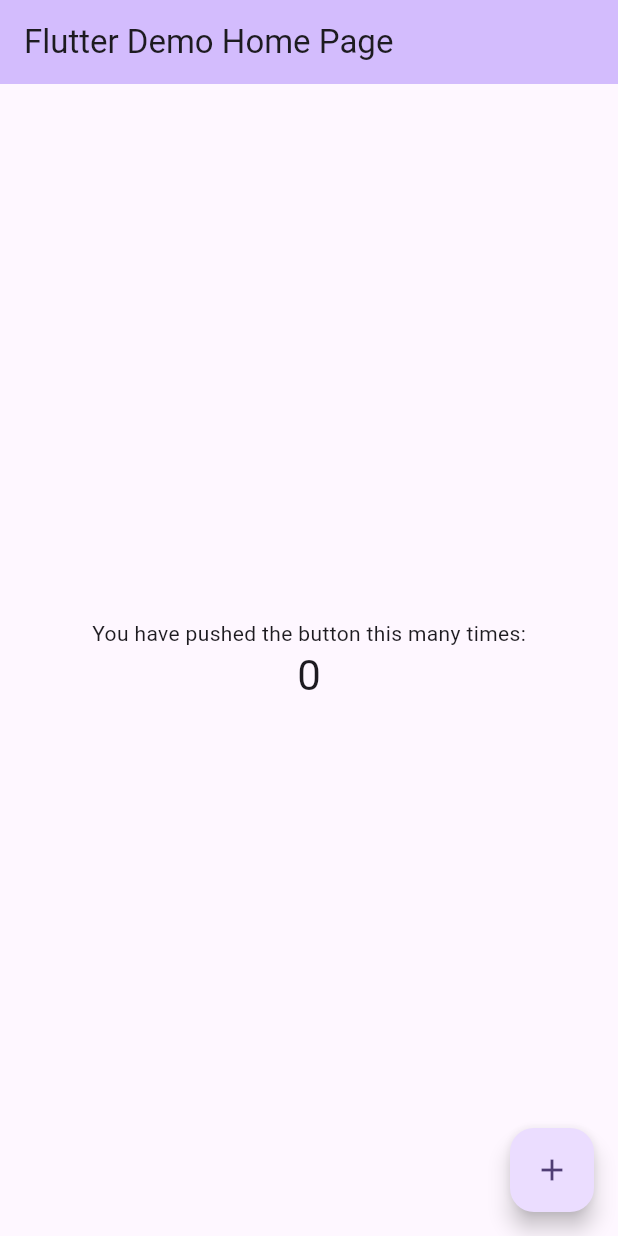
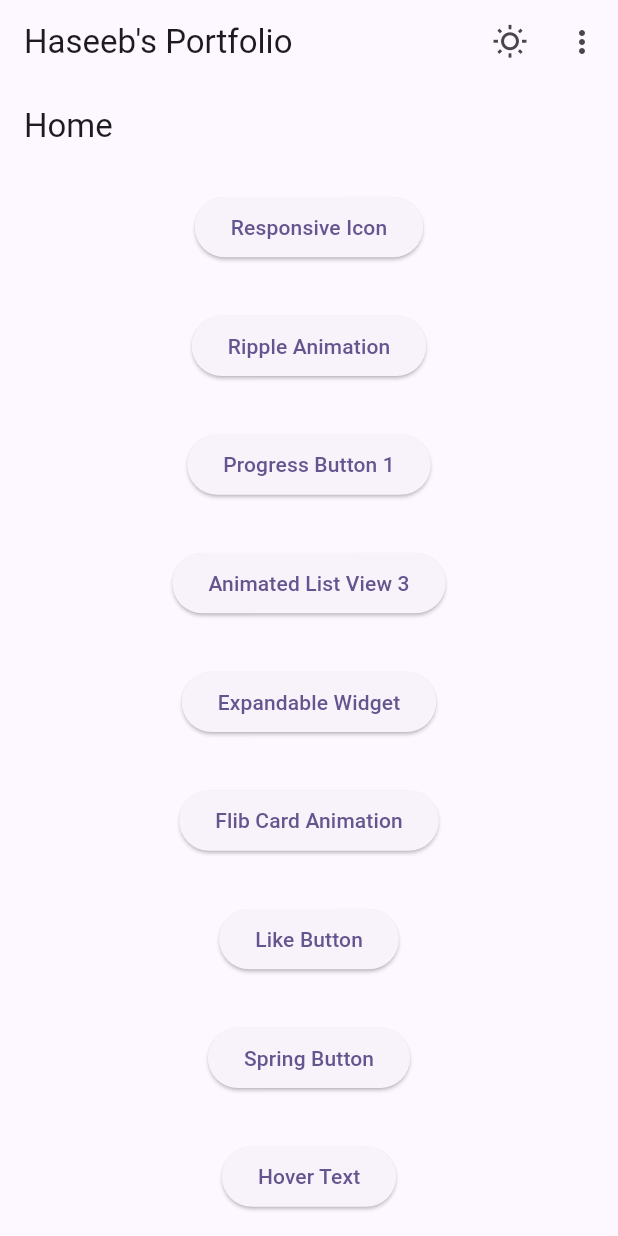
Before and after one commit to HaseebKahn365/material_by_haseeb, a Flutter app: the screen it shows after launch, on a phone screen of 412 x 824 dp. Run offline on Flutter 3.47's test engine with Material 3 defaults, Android fonts, the phone set to English and light mode, and no system bars; Roboto replaces fonts that are missing (Product Sans).

Commit message:
Initial commit

```diff
--- /dev/null
+++ b/lib/home_view.dart
@@ -0,0 +1,103 @@
+import 'package:flutter/material.dart';
+
+/*This project is going to contain most of the beautiful widgets and components from the flutter Animation app and the flutter plugin app.
+Here is the list of the widgets that we are going to cover in this project.
+
+From the flutter animations app:
+Icon Animations : Responsive Icon
+Loop Animation : Ripple Animation
+Button Animation : Progress Button 1
+Animated List view 3
+Other Animations: Expandable widget
+
+from the flutter plugin app:
+Plugins for cards: FlibCard Animation
+Plugins for buttons: Like Button, Spring Button
+
+
+After all this we will implement a custom widget that will use the hover of the mouse to display cool randomizing text with glow of the cursor.
+ */
+
+class HomeBody extends StatelessWidget {
+  const HomeBody({super.key});
+
+  @override
+  Widget build(BuildContext context) {
+    //this is the home view that will contain all the buttons to launch the widgets
+    return Scaffold(
+      appBar: AppBar(
+        title: const Text('Home'),
+      ),
+      body: Center(
+        child: Column(
+          mainAxisAlignment: MainAxisAlignment.spaceAround,
+          children: [
+            //this is the button to launch the responsive icon widget
+            ElevatedButton(
+              onPressed: () {
+                Navigator.pushNamed(context, '/responsive_icon');
+              },
+              child: const Text('Responsive Icon'),
+            ),
+            //this is the button to launch the ripple animation widget
+            ElevatedButton(
+              onPressed: () {
+                Navigator.pushNamed(context, '/ripple_animation');
+              },
+              child: const Text('Ripple Animation'),
+            ),
+            //this is the button to launch the progress button 1 widget
+            ElevatedButton(
+              onPressed: () {
+                Navigator.pushNamed(context, '/progress_button_1');
+              },
+              child: const Text('Progress Button 1'),
+            ),
+            //this is the button to launch the animated list view 3 widget
+            ElevatedButton(
+              onPressed: () {
+                Navigator.pushNamed(context, '/animated_list_view_3');
+              },
+              child: const Text('Animated List View 3'),
+            ),
+            //this is the button to launch the expandable widget
+            ElevatedButton(
+              onPressed: () {
+                Navigator.pushNamed(context, '/expandable_widget');
+              },
+              child: const Text('Expandable Widget'),
+            ),
+            //this is the button to launch the flib card animation widget
+            ElevatedButton(
+              onPressed: () {
+                Navigator.pushNamed(context, '/flib_card_animation');
+              },
+              child: const Text('Flib Card Animation'),
+            ),
+            //this is the button to launch the like button widget
+            ElevatedButton(
+              onPressed: () {
+                Navigator.pushNamed(context, '/like_button');
+              },
+              child: const Text('Like Button'),
+            ),
+            //this is the button to launch the spring button widget
+            ElevatedButton(
+              onPressed: () {
+                Navigator.pushNamed(context, '/spring_button');
+              },
+              child: const Text('Spring Button'),
+            ),
+            //this is the button to launch the hover text widget
+            ElevatedButton(
+              onPressed: () {
+                Navigator.pushNamed(context, '/hover_text');
+              },
+              child: const Text('Hover Text'),
+            ),
+          ],
+        ),
+      ),
+    );
+  }
+}
--- a/lib/main.dart
+++ b/lib/main.dart
@@ -1,125 +1,170 @@
 import 'package:flutter/material.dart';
+import 'package:material_by_haseeb/home_view.dart';
 
+//I am gonna customize this app to be my portfolio
 void main() {
-  runApp(const MyApp());
+  runApp(const Material3Demo());
 }
 
-class MyApp extends StatelessWidget {
-  const MyApp({super.key});
+class Material3Demo extends StatefulWidget {
+  const Material3Demo({super.key});
 
-  // This widget is the root of your application.
   @override
-  Widget build(BuildContext context) {
-    return MaterialApp(
-      title: 'Flutter Demo',
-      theme: ThemeData(
-        // This is the theme of your application.
-        //
-        // TRY THIS: Try running your application with "flutter run". You'll see
-        // the application has a blue toolbar. Then, without quitting the app,
-        // try changing the seedColor in the colorScheme below to Colors.green
-        // and then invoke "hot reload" (save your changes or press the "hot
-        // reload" button in a Flutter-supported IDE, or press "r" if you used
-        // the command line to start the app).
-        //
-        // Notice that the counter didn't reset back to zero; the application
-        // state is not lost during the reload. To reset the state, use hot
-        // restart instead.
-        //
-        // This works for code too, not just values: Most code changes can be
-        // tested with just a hot reload.
-        colorScheme: ColorScheme.fromSeed(seedColor: Colors.deepPurple),
-        useMaterial3: true,
-      ),
-      home: const MyHomePage(title: 'Flutter Demo Home Page'),
-    );
-  }
+  State<Material3Demo> createState() => _Material3DemoState();
 }
 
-class MyHomePage extends StatefulWidget {
-  const MyHomePage({super.key, required this.title});
+const double narrowScreenWidthThreshold = 450;
 
-  // This widget is the home page of your application. It is stateful, meaning
-  // that it has a State object (defined below) that contains fields that affect
-  // how it looks.
+const Color m3BaseColor = Color(0xff6750a4);
+const List<Color> colorOptions = [
+  m3BaseColor,
+  Colors.blue,
+  Colors.teal,
+  Colors.green,
+  Colors.yellow,
+  Colors.orange,
+  Colors.pink,
+  Colors.lime
+];
+const List<String> colorText = <String>[
+  "M3 Baseline",
+  "Blue",
+  "Teal",
+  "Green",
+  "Yellow",
+  "Orange",
+  "Pink",
+  "Lime"
+];
 
-  // This class is the configuration for the state. It holds the values (in this
-  // case the title) provided by the parent (in this case the App widget) and
-  // used by the build method of the State. Fields in a Widget subclass are
-  // always marked "final".
+class _Material3DemoState extends State<Material3Demo> {
+  bool useMaterial3 = true;
+  bool useLightMode = true;
+  int colorSelected = 0;
+  int screenIndex = 0;
 
-  final String title;
+  late ThemeData themeData;
 
   @override
-  State<MyHomePage> createState() => _MyHomePageState();
-}
+  initState() {
+    super.initState();
+    themeData = updateThemes(colorSelected, useMaterial3, useLightMode);
+  }
 
-class _MyHomePageState extends State<MyHomePage> {
-  int _counter = 0;
+  ThemeData updateThemes(int colorIndex, bool useMaterial3, bool useLightMode) {
+    return ThemeData(
+        // make the new Product Sans font the default font
+        fontFamily: 'Product Sans',
+        colorSchemeSeed: colorOptions[colorSelected],
+        useMaterial3: useMaterial3,
+        brightness: useLightMode ? Brightness.light : Brightness.dark);
+  }
 
-  void _incrementCounter() {
+  void handleScreenChanged(int selectedScreen) {
     setState(() {
-      // This call to setState tells the Flutter framework that something has
-      // changed in this State, which causes it to rerun the build method below
-      // so that the display can reflect the updated values. If we changed
-      // _counter without calling setState(), then the build method would not be
-      // called again, and so nothing would appear to happen.
-      _counter++;
+      screenIndex = selectedScreen;
     });
+  }
+
+  void handleBrightnessChange() {
+    setState(() {
+      useLightMode = !useLightMode;
+      themeData = updateThemes(colorSelected, useMaterial3, useLightMode);
+    });
+  }
+
+  void handleMaterialVersionChange() {
+    setState(() {
+      useMaterial3 = !useMaterial3;
+      themeData = updateThemes(colorSelected, useMaterial3, useLightMode);
+    });
+  }
+
+  void handleColorSelect(int value) {
+    setState(() {
+      colorSelected = value;
+      themeData = updateThemes(colorSelected, useMaterial3, useLightMode);
+    });
+  }
+
+  PreferredSizeWidget createAppBar() {
+    return AppBar(
+      //Make the title appear larger if on desktop(use responsive builder) and also bring it to the center
+      title: LayoutBuilder(builder: (context, constraints) {
+        if (constraints.maxWidth < narrowScreenWidthThreshold) {
+          return const Text("Haseeb's Portfolio");
+        } else {
+          return const Text("Haseeb's  Portfolio",
+              style: TextStyle(fontSize: 35, letterSpacing: 1));
+        }
+      }),
+      //center if on desktop
+      centerTitle:
+          (MediaQuery.of(context).size.width > narrowScreenWidthThreshold)
+              ? true
+              : false,
+
+      actions: [
+        IconButton(
+          icon: useLightMode
+              ? const Icon(Icons.wb_sunny_outlined)
+              : const Icon(Icons.wb_sunny),
+          onPressed: handleBrightnessChange,
+          tooltip: "Light/Dark Mode",
+        ),
+        PopupMenuButton(
+          icon: const Icon(Icons.more_vert),
+          shape:
+              RoundedRectangleBorder(borderRadius: BorderRadius.circular(10)),
+          itemBuilder: (context) {
+            return List.generate(colorOptions.length, (index) {
+              return PopupMenuItem(
+                  value: index,
+                  child: Wrap(
+                    children: [
+                      Padding(
+                        padding: const EdgeInsets.only(left: 10),
+                        child: Icon(
+                          index == colorSelected
+                              ? Icons.color_lens
+                              : Icons.color_lens_outlined,
+                          color: colorOptions[index],
+                        ),
+                      ),
+                      Padding(
+                          padding: const EdgeInsets.only(left: 20),
+                          child: Text(colorText[index]))
+                    ],
+                  ));
+            });
+          },
+          onSelected: handleColorSelect,
+        ),
+      ],
+    );
   }
 
   @override
   Widget build(BuildContext context) {
-    // This method is rerun every time setState is called, for instance as done
-    // by the _incrementCounter method above.
-    //
-    // The Flutter framework has been optimized to make rerunning build methods
-    // fast, so that you can just rebuild anything that needs updating rather
-    // than having to individually change instances of widgets.
-    return Scaffold(
-      appBar: AppBar(
-        // TRY THIS: Try changing the color here to a specific color (to
-        // Colors.amber, perhaps?) and trigger a hot reload to see the AppBar
-        // change color while the other colors stay the same.
-        backgroundColor: Theme.of(context).colorScheme.inversePrimary,
-        // Here we take the value from the MyHomePage object that was created by
-        // the App.build method, and use it to set our appbar title.
-        title: Text(widget.title),
-      ),
-      body: Center(
-        // Center is a layout widget. It takes a single child and positions it
-        // in the middle of the parent.
-        child: Column(
-          // Column is also a layout widget. It takes a list of children and
-          // arranges them vertically. By default, it sizes itself to fit its
-          // children horizontally, and tries to be as tall as its parent.
-          //
-          // Column has various properties to control how it sizes itself and
-          // how it positions its children. Here we use mainAxisAlignment to
-          // center the children vertically; the main axis here is the vertical
-          // axis because Columns are vertical (the cross axis would be
-          // horizontal).
-          //
-          // TRY THIS: Invoke "debug painting" (choose the "Toggle Debug Paint"
-          // action in the IDE, or press "p" in the console), to see the
-          // wireframe for each widget.
-          mainAxisAlignment: MainAxisAlignment.center,
-          children: <Widget>[
-            const Text(
-              'You have pushed the button this many times:',
-            ),
-            Text(
-              '$_counter',
-              style: Theme.of(context).textTheme.headlineMedium,
-            ),
-          ],
-        ),
-      ),
-      floatingActionButton: FloatingActionButton(
-        onPressed: _incrementCounter,
-        tooltip: 'Increment',
-        child: const Icon(Icons.add),
-      ), // This trailing comma makes auto-formatting nicer for build methods.
+    //I want the boyinspace.jpg to be the background image
+    return MaterialApp(
+      debugShowCheckedModeBanner: false,
+      title: 'Portfolio',
+      themeMode: useLightMode ? ThemeMode.light : ThemeMode.dark,
+      theme: themeData,
+      home: LayoutBuilder(builder: (context, constraints) {
+        if (constraints.maxWidth < narrowScreenWidthThreshold) {
+          return Scaffold(
+            appBar: createAppBar(),
+            body: HomeBody(),
+          );
+        } else {
+          return Scaffold(
+            appBar: createAppBar(),
+            body: HomeBody(),
+          );
+        }
+      }),
     );
   }
 }
```
Also changed, not shown: lib/widgets_screens/1responsive_icon.dart (added), 1 other file.
